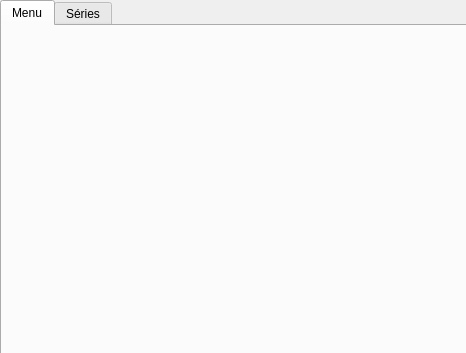
The window that MainWindow.ui (Tibo-Mouss/Sport_Coach) describes before a commit, drawn with Qt 5.
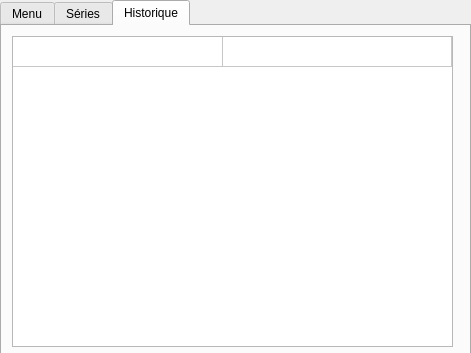
The same window after the commit.

Commit message:
Début historique, Correction de bugs
Création de la base de données
correction du bug de départ d'affichage blanc
Ajout d'une nouvelle tab

Diff of the .ui file:
```diff
--- a/MainWindow.ui
+++ b/MainWindow.ui
@@ -6,7 +6,7 @@
    <rect>
     <x>0</x>
     <y>0</y>
-    <width>466</width>
+    <width>471</width>
     <height>353</height>
    </rect>
   </property>
@@ -22,8 +22,13 @@
      <height>361</height>
     </rect>
    </property>
+   <property name="font">
+    <font>
+     <stylestrategy>PreferDefault</stylestrategy>
+    </font>
+   </property>
    <property name="currentIndex">
-    <number>0</number>
+    <number>2</number>
    </property>
    <widget class="QWidget" name="tab">
     <attribute name="title">
@@ -116,6 +121,63 @@
      </property>
     </widget>
    </widget>
+   <widget class="QWidget" name="tab_3">
+    <property name="enabled">
+     <bool>true</bool>
+    </property>
+    <attribute name="title">
+     <string>Historique</string>
+    </attribute>
+    <widget class="QTableWidget" name="tableHistorique">
+     <property name="geometry">
+      <rect>
+       <x>10</x>
+       <y>10</y>
+       <width>441</width>
+       <height>311</height>
+      </rect>
+     </property>
+     <property name="horizontalScrollBarPolicy">
+      <enum>Qt::ScrollBarAlwaysOff</enum>
+     </property>
+     <property name="sizeAdjustPolicy">
+      <enum>QAbstractScrollArea::AdjustIgnored</enum>
+     </property>
+     <property name="cornerButtonEnabled">
+      <bool>false</bool>
+     </property>
+     <property name="rowCount">
+      <number>1</number>
+     </property>
+     <property name="columnCount">
+      <number>2</number>
+     </property>
+     <attribute name="horizontalHeaderVisible">
+      <bool>false</bool>
+     </attribute>
+     <attribute name="horizontalHeaderCascadingSectionResizes">
+      <bool>false</bool>
+     </attribute>
+     <attribute name="horizontalHeaderDefaultSectionSize">
+      <number>210</number>
+     </attribute>
+     <attribute name="horizontalHeaderHighlightSections">
+      <bool>true</bool>
+     </attribute>
+     <attribute name="horizontalHeaderShowSortIndicator" stdset="0">
+      <bool>false</bool>
+     </attribute>
+     <attribute name="horizontalHeaderStretchLastSection">
+      <bool>true</bool>
+     </attribute>
+     <attribute name="verticalHeaderVisible">
+      <bool>false</bool>
+     </attribute>
+     <row/>
+     <column/>
+     <column/>
+    </widget>
+   </widget>
   </widget>
  </widget>
  <resources/>
```
Left out of the diff: 27 changed lines with no effect on the pictures. The commit also changes 8 other files.
